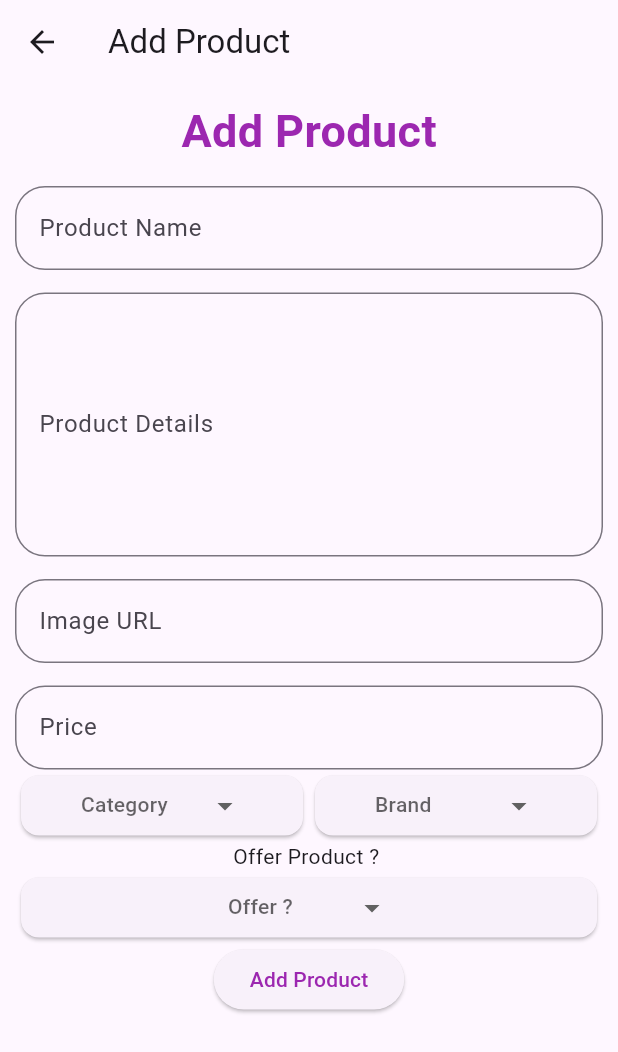
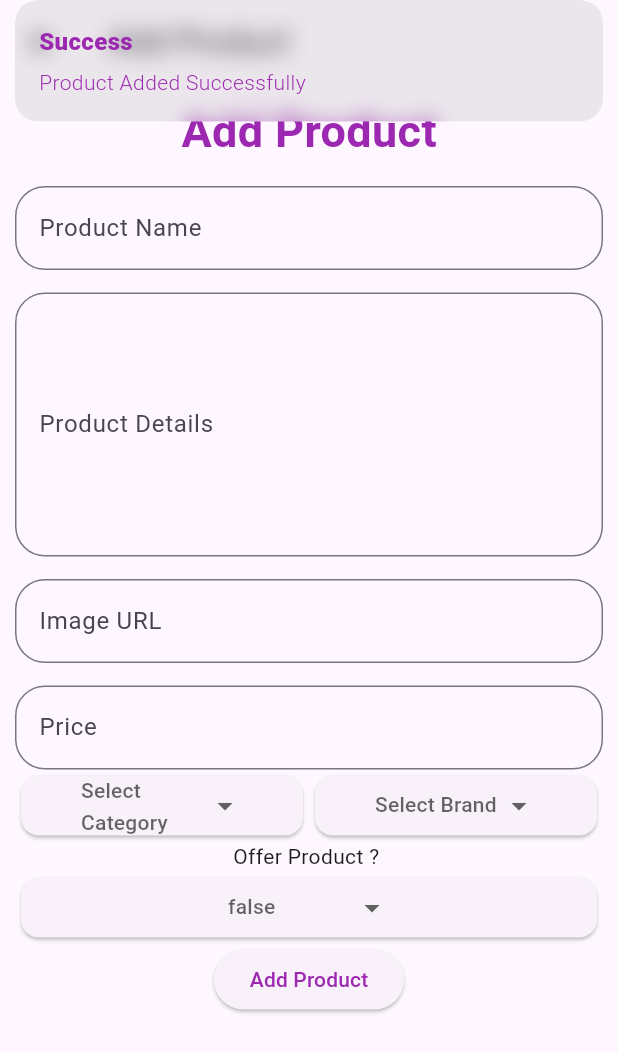
Before and after one commit to ashikisu/mobile_shop, a Flutter app: the AddProductScreen screen opened directly, after a tap on "Add Product", on a phone screen of 412 x 824 dp. Shown: the top 1052 px of the screen. Run offline on Flutter 3.47's test engine with Material 3 defaults, Android fonts, the phone set to English and light mode, and no system bars; drawn by our look-alikes of dropdown_button2; our stand-ins replace cloud_firestore, firebase_core, get; missing offline and left inert: dart:html; accounts and stored records are empty; generated files the repository leaves out were written again.

Commit message:
Admin Pannel Ready

```diff
--- a/lib/controller/home_controller.dart
+++ b/lib/controller/home_controller.dart
@@ -1,14 +1,30 @@
+import 'dart:html';
+
 import 'package:cloud_firestore/cloud_firestore.dart';
+import 'package:flutter/material.dart';
 import 'package:get/get.dart';
+import 'package:mobile_shop/model/product/product.dart';
 
 class HomeController extends GetxController{
   FirebaseFirestore firestore= FirebaseFirestore.instance;
   late CollectionReference productiveCollection;
 
+  TextEditingController productNameController= TextEditingController();
+  TextEditingController productDescriptionController= TextEditingController();
+  TextEditingController productImageUrlController= TextEditingController();
+  TextEditingController productPriceController= TextEditingController();
+
+  String category='Select Category';
+  String brand='Select Brand';
+  bool offer=false;
+
+  List<Product> products=[];
+
   @override
-  void onInit() {
+  Future<void> onInit() async {
 
     productiveCollection= firestore.collection('Mobile Phone');
+    await fetchProducts();
 
 
 
@@ -16,7 +32,71 @@ class HomeController extends GetxController{
   }
 
   addProduct(){
-    DocumentReference doc= productiveCollection.doc();
+    try {
+      DocumentReference doc= productiveCollection.doc();
+      Product product =Product(
+            id:doc.id,
+            name:productNameController.text,
+            category: category,
+            description: productDescriptionController.text,
+            price: double.tryParse(productPriceController.text),
+            brand: brand,
+            image: productImageUrlController.text,
+            offer: false,
+          );
+      final productJson=product.toJson();
+      doc.set(productJson);
+      Get.snackbar('Success', 'Product Added Successfully', colorText:Colors.purple);
+      setValuesDefault();
+    } catch (e) {
+      Get.snackbar('Error',e.toString(), colorText:Colors.purple);
+      print(e);
+    }
+
+
   }
 
+  fetchProducts() async {
+
+   try {
+     QuerySnapshot productSnapshot=await productiveCollection.get();
+     final List<Product> retrievedProduct= productSnapshot.docs.map((doc) =>
+            Product.fromJson(doc.data() as Map<String, dynamic>)).toList();
+     products.clear();
+     products.assignAll(retrievedProduct);
+     Get.snackbar('Success', 'Fetched Successfully', colorText: Colors.green);
+   } catch (e) {
+     Get.snackbar('Error', e.toString(), colorText: Colors.red);
+     print(e);
+   }finally{
+     update();
+   }
+  }
+  deleteProduc(String id) async {
+    try {
+      await productiveCollection.doc(id).delete();
+      fetchProducts();
+
+    } catch (e) {
+      Get.snackbar('Error', e.toString(), colorText:Colors.red);
+
+      print(e);
+    }
+  }
+
+  setValuesDefault(){
+    productNameController.clear();
+    productDescriptionController.clear();
+    productImageUrlController.clear();
+    productPriceController.clear();
+    category='Select Category';
+    brand= 'Select Brand';
+    offer= false;
+
+    update();
+
+
+  }
+
+
 }
--- a/lib/main.dart
+++ b/lib/main.dart
@@ -6,9 +6,9 @@ import 'package:mobile_shop/screens/home_screen.dart';
 import 'package:get/get.dart';
 
 
-void main() {
+Future<void> main() async {
   WidgetsFlutterBinding.ensureInitialized();
-  Firebase.initializeApp(options:firebaseOptions);
+  await Firebase.initializeApp(options:firebaseOptions);
   Get.put(HomeController());
   runApp(const MyApp());
 }
@@ -25,7 +25,7 @@ class MyApp extends StatelessWidget {
         colorScheme: ColorScheme.fromSeed(seedColor: Colors.deepPurple),
         useMaterial3: true,
       ),
-      home: const HomeScreen(),
+      home: const  HomeScreen(),
     );
   }
 }
--- a/lib/model/product/product.dart
+++ b/lib/model/product/product.dart
@@ -0,0 +1,43 @@
+import 'package:json_annotation/json_annotation.dart';
+part 'product.g.dart';
+
+@JsonSerializable()
+class Product {
+  @JsonKey(name: "id")
+  String? id;
+
+  @JsonKey(name: "name")
+  String? name;
+
+  @JsonKey(name: "description")
+  String? description;
+
+  @JsonKey(name: "category")
+  String? category;
+
+  @JsonKey(name: "image")
+  String? image;
+
+  @JsonKey(name: "price")
+  double? price;
+
+  @JsonKey(name: "brand")
+  String? brand;
+
+  @JsonKey(name: "offer")
+  bool? offer;
+
+  Product({
+    this.id,
+    this.name,
+    this.description,
+    this.category,
+    this.image,
+    this.offer,
+    this.price,
+    this.brand,
+  });
+
+  factory Product.fromJson(Map<String, dynamic> json) => _$ProductFromJson(json);
+  Map<String, dynamic> toJson() => _$ProductToJson(this);
+}
--- a/lib/screens/add_product_screen.dart
+++ b/lib/screens/add_product_screen.dart
@@ -30,6 +30,7 @@ class AddProductScreen extends StatelessWidget {
                 const SizedBox(height: 15,),
 
                 TextField(
+                  controller: control.productNameController,
                   decoration: InputDecoration(
                       border: OutlineInputBorder(
                         borderRadius: BorderRadius.circular(20),
@@ -42,6 +43,7 @@ class AddProductScreen extends StatelessWidget {
                 const SizedBox(height: 15,),
 
                 TextField(
+                  controller: control.productDescriptionController,
                   decoration: InputDecoration(
                     border: OutlineInputBorder(
                       borderRadius: BorderRadius.circular(20),
@@ -55,6 +57,7 @@ class AddProductScreen extends StatelessWidget {
                 ),
                 const SizedBox(height: 15,),
                 TextField(
+                  controller: control.productImageUrlController,
                   decoration: InputDecoration(
                       border: OutlineInputBorder(
                         borderRadius: BorderRadius.circular(20),
@@ -66,6 +69,7 @@ class AddProductScreen extends StatelessWidget {
                 ),
                 const SizedBox(height: 15,),
                 TextField(
+                  controller: control.productPriceController,
                   decoration: InputDecoration(
                       border: OutlineInputBorder(
                         borderRadius: BorderRadius.circular(20),
@@ -79,23 +83,35 @@ class AddProductScreen extends StatelessWidget {
                 Row(
                   children: [
                     Flexible(child: DropDownBtn(
-                      items: const ['Cat1', 'Cat Brand 1'],
-                      selectedItemText: 'Category',
-                      onSelected: (selectedValue) {},
+                      items: const ['Smart Phone', 'Tablet'],
+                      selectedItemText: control.category,
+                      onSelected: (selectedValue) {
+                        control.category=selectedValue?? 'Unknown';
+                        control.update();
+                      },
                     )),
                     Flexible(child: DropDownBtn(
-                      items: const ['Cat2', 'Brand 2'],
-                      selectedItemText: 'Brand',
-                      onSelected: (selectedValue) {},
+                      items: const ['Apple ', 'Vivo','Oppo',' Xiaomi','Techno', 'Realme'],
+                      selectedItemText: control.brand,
+                      onSelected: (selectedValue) {
+                        control.brand=selectedValue?? 'UnKnown';
+                        control.update();
+                      },
                     )),
                   ],
                 ),
                 const Text("Offer Product ? "),
 
                 DropDownBtn(items: const ['true', 'false'],
-                  selectedItemText: 'Offer ? ',
-                  onSelected: (selectedValue) {},),
-                ElevatedButton(onPressed: () {},
+                  selectedItemText: control.offer.toString(),
+                  onSelected: (selectedValue) {
+
+                  control.offer= bool.tryParse(selectedValue ?? 'false')?? false;
+                  control.update();
+                  },),
+                ElevatedButton(onPressed: () {
+                  control.addProduct();
+                },
                     child: const Text(
                       "Add Product", style: TextStyle(color: Colors.purple),))
               ],
--- a/pubspec.yaml
+++ b/pubspec.yaml
@@ -21,6 +21,8 @@ dependencies:
   dropdown_button2: ^2.3.9
 
 dev_dependencies:
+  json_serializable: ^6.8.0
+  build_runner: ^2.4.9
   flutter_test:
     sdk: flutter
 
```
Also changed, not shown: lib/screens/home_screen.dart (+11 -5 lines), pubspec.lock.
